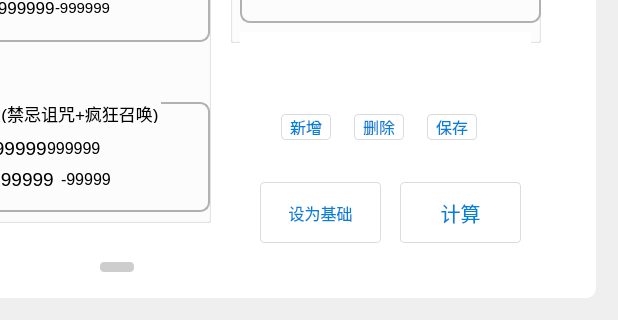
The window that UI.ui (Vixiu/count_buff) describes before a commit, drawn with Qt 5; both pictures show x 580 to 1198 and y 518 to 838 of the 1198 by 838 pixel window.
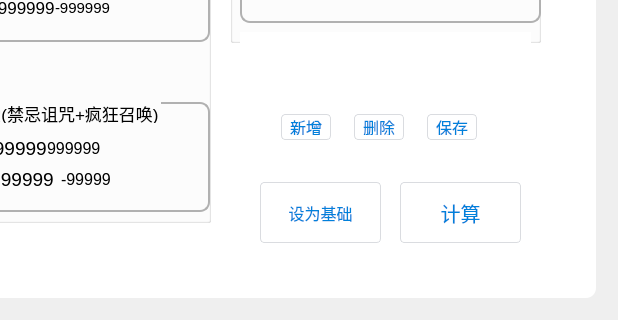
The same window after the commit. Icons and pictures are not drawn.

Commit message: 读取与保存

```diff
--- a/UI.ui
+++ b/UI.ui
@@ -140,7 +140,7 @@
 
 QScrollBar{
                          
-padding-top:10px;
+padding-top:12px;
                    }
 QScrollBar:horizontal {
                 background: transparent;
@@ -2831,30 +2831,6 @@
      </property>
     </widget>
    </widget>
-   <widget class="QScrollBar" name="horizontalScrollBar">
-    <property name="geometry">
-     <rect>
-      <x>650</x>
-      <y>760</y>
-      <width>421</width>
-      <height>20</height>
-     </rect>
-    </property>
-    <property name="styleSheet">
-     <string notr="true">
-QScrollBar::handle:vertical
-{
-    background:darkgray;  
-    border-radius:6px;  
-    margin-left:2px; 
-    margin-right:2px; 
-
-}</string>
-    </property>
-    <property name="orientation">
-     <enum>Qt::Horizontal</enum>
-    </property>
-   </widget>
    <widget class="QPushButton" name="button_add">
     <property name="geometry">
      <rect>
```
Left out of the diff: 1 changed line with no effect on the pictures. The commit also changes 2 other files.
